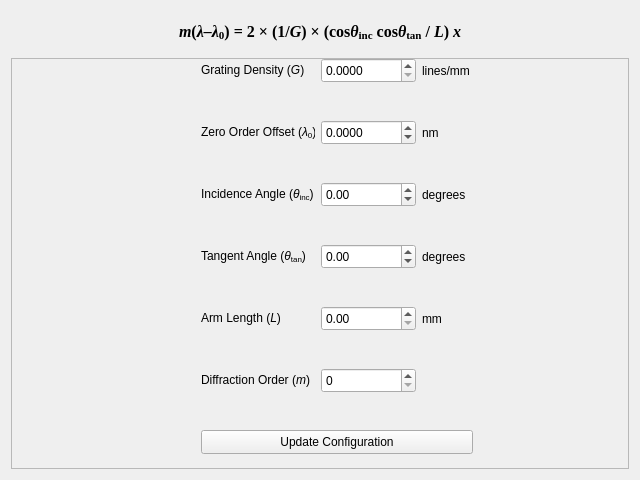
First picture: the form in runnable/grating_input.ui, repository mitbailey/driver_converter, before the edit.
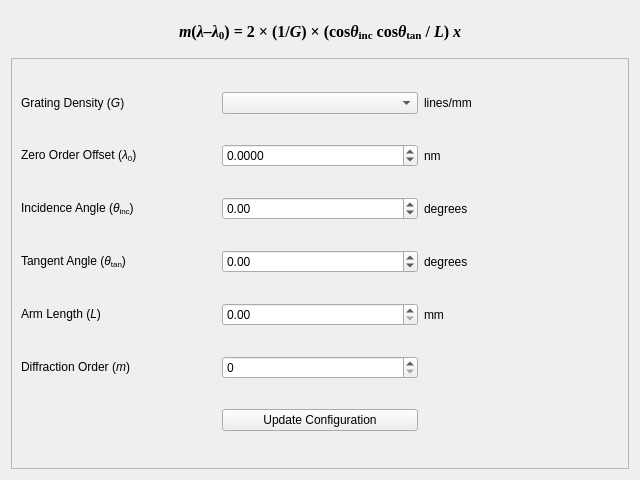
Second picture: the form after the edit.

```diff
--- a/runnable/grating_input.ui
+++ b/runnable/grating_input.ui
@@ -84,255 +84,142 @@
        <property name="frameShadow">
         <enum>QFrame::Raised</enum>
        </property>
-       <widget class="QLabel" name="label_7">
-        <property name="geometry">
-         <rect>
-          <x>411</x>
-          <y>62</y>
-          <width>51</width>
-          <height>25</height>
-         </rect>
-        </property>
-        <property name="text">
-         <string>nm</string>
-        </property>
-       </widget>
-       <widget class="QLabel" name="label_4">
-        <property name="geometry">
-         <rect>
-          <x>190</x>
-          <y>248</y>
-          <width>114</width>
-          <height>25</height>
-         </rect>
-        </property>
-        <property name="text">
-         <string>Arm Length (&lt;i&gt;L&lt;/i&gt;)</string>
-        </property>
-       </widget>
-       <widget class="QDoubleSpinBox" name="arm_length_in">
-        <property name="geometry">
-         <rect>
-          <x>310</x>
-          <y>248</y>
-          <width>95</width>
-          <height>25</height>
-         </rect>
+       <layout class="QGridLayout" name="gridLayout_2">
+        <item row="1" column="1">
+         <widget class="QDoubleSpinBox" name="zero_offset_in">
+          <property name="decimals">
+           <number>4</number>
+          </property>
+          <property name="minimum">
+           <double>-500000.000000000000000</double>
         </property>
         <property name="maximum">
          <double>500000.000000000000000</double>
         </property>
        </widget>
-       <widget class="QLabel" name="label_6">
-        <property name="geometry">
-         <rect>
-          <x>411</x>
-          <y>0</y>
-          <width>51</width>
-          <height>25</height>
-         </rect>
-        </property>
-        <property name="text">
-         <string>lines/mm</string>
-        </property>
-       </widget>
-       <widget class="QLabel" name="label_11">
-        <property name="geometry">
-         <rect>
-          <x>411</x>
-          <y>186</y>
-          <width>51</width>
-          <height>25</height>
-         </rect>
-        </property>
+        </item>
+        <item row="2" column="2">
+         <widget class="QLabel" name="label_8">
         <property name="text">
          <string>degrees</string>
         </property>
        </widget>
-       <widget class="QLabel" name="label">
-        <property name="geometry">
-         <rect>
-          <x>190</x>
-          <y>0</y>
-          <width>114</width>
-          <height>25</height>
-         </rect>
-        </property>
-        <property name="text">
-         <string>Grating Density (&lt;i&gt;G&lt;/i&gt;)</string>
-        </property>
-       </widget>
+        </item>
+        <item row="3" column="0">
        <widget class="QLabel" name="label_10">
-        <property name="geometry">
-         <rect>
-          <x>190</x>
-          <y>186</y>
-          <width>114</width>
-          <height>25</height>
-         </rect>
-        </property>
         <property name="text">
          <string>Tangent Angle (&lt;i&gt;&amp;theta;&lt;/i&gt;&lt;sub&gt;tan&lt;/sub&gt;)</string>
         </property>
        </widget>
+        </item>
+        <item row="4" column="2">
        <widget class="QLabel" name="label_9">
-        <property name="geometry">
-         <rect>
-          <x>411</x>
-          <y>248</y>
-          <width>51</width>
-          <height>25</height>
-         </rect>
-        </property>
         <property name="text">
          <string>mm</string>
         </property>
        </widget>
+        </item>
+        <item row="0" column="0">
+         <widget class="QLabel" name="label">
+          <property name="text">
+           <string>Grating Density (&lt;i&gt;G&lt;/i&gt;)</string>
+          </property>
+         </widget>
+        </item>
+        <item row="0" column="2">
+         <widget class="QLabel" name="label_6">
+          <property name="text">
+           <string>lines/mm</string>
+          </property>
+         </widget>
+        </item>
+        <item row="2" column="0">
+         <widget class="QLabel" name="label_3">
+          <property name="text">
+           <string>Incidence Angle (&lt;i&gt;&amp;theta;&lt;/i&gt;&lt;sub&gt;inc&lt;/sub&gt;)</string>
+          </property>
+         </widget>
+        </item>
+        <item row="4" column="0">
+         <widget class="QLabel" name="label_4">
+          <property name="text">
+           <string>Arm Length (&lt;i&gt;L&lt;/i&gt;)</string>
+          </property>
+         </widget>
+        </item>
+        <item row="4" column="1">
+         <widget class="QDoubleSpinBox" name="arm_length_in">
+          <property name="maximum">
+           <double>500000.000000000000000</double>
+          </property>
+         </widget>
+        </item>
+        <item row="5" column="0">
        <widget class="QLabel" name="label_5">
-        <property name="geometry">
-         <rect>
-          <x>190</x>
-          <y>310</y>
-          <width>114</width>
-          <height>25</height>
-         </rect>
-        </property>
         <property name="text">
          <string>Diffraction Order (&lt;i&gt;m&lt;/i&gt;)</string>
         </property>
        </widget>
-       <widget class="QDoubleSpinBox" name="incidence_angle_in">
-        <property name="geometry">
-         <rect>
-          <x>310</x>
-          <y>124</y>
-          <width>95</width>
-          <height>25</height>
-         </rect>
-        </property>
-        <property name="minimum">
-         <double>-90.000000000000000</double>
-        </property>
-        <property name="maximum">
-         <double>90.000000000000000</double>
-        </property>
-       </widget>
-       <widget class="QDoubleSpinBox" name="tangent_angle_in">
-        <property name="geometry">
-         <rect>
-          <x>310</x>
-          <y>186</y>
-          <width>95</width>
-          <height>25</height>
-         </rect>
-        </property>
-        <property name="minimum">
-         <double>-90.000000000000000</double>
-        </property>
-        <property name="maximum">
-         <double>90.000000000000000</double>
-        </property>
-       </widget>
-       <widget class="QDoubleSpinBox" name="zero_offset_in">
-        <property name="geometry">
-         <rect>
-          <x>310</x>
-          <y>62</y>
-          <width>95</width>
-          <height>25</height>
-         </rect>
-        </property>
+        </item>
+        <item row="1" column="2">
+         <widget class="QLabel" name="label_7">
+          <property name="text">
+           <string>nm</string>
+          </property>
+         </widget>
+        </item>
+        <item row="5" column="1">
+         <widget class="QDoubleSpinBox" name="diff_order_in">
         <property name="decimals">
-         <number>4</number>
-        </property>
-        <property name="minimum">
-         <double>-500000.000000000000000</double>
-        </property>
-        <property name="maximum">
-         <double>500000.000000000000000</double>
-        </property>
-       </widget>
+           <number>0</number>
+          </property>
+         </widget>
+        </item>
+        <item row="1" column="0">
        <widget class="QLabel" name="label_2">
-        <property name="geometry">
-         <rect>
-          <x>190</x>
-          <y>62</y>
-          <width>114</width>
-          <height>25</height>
-         </rect>
-        </property>
         <property name="text">
          <string>Zero Order Offset (&lt;i&gt;&amp;lambda;&lt;/i&gt;&lt;sub&gt;0&lt;/sub&gt;)</string>
         </property>
        </widget>
-       <widget class="QLabel" name="label_8">
-        <property name="geometry">
-         <rect>
-          <x>411</x>
-          <y>124</y>
-          <width>51</width>
-          <height>25</height>
-         </rect>
-        </property>
+        </item>
+        <item row="2" column="1">
+         <widget class="QDoubleSpinBox" name="incidence_angle_in">
+          <property name="minimum">
+           <double>-90.000000000000000</double>
+          </property>
+          <property name="maximum">
+           <double>90.000000000000000</double>
+          </property>
+         </widget>
+        </item>
+        <item row="3" column="1">
+         <widget class="QDoubleSpinBox" name="tangent_angle_in">
+          <property name="minimum">
+           <double>-90.000000000000000</double>
+          </property>
+          <property name="maximum">
+           <double>90.000000000000000</double>
+          </property>
+         </widget>
+        </item>
+        <item row="3" column="2">
+         <widget class="QLabel" name="label_11">
         <property name="text">
          <string>degrees</string>
         </property>
        </widget>
+        </item>
+        <item row="0" column="1">
+         <widget class="QComboBox" name="grating_combo_2"/>
+        </item>
+        <item row="6" column="1">
        <widget class="QPushButton" name="update_conf_btn">
-        <property name="geometry">
-         <rect>
-          <x>190</x>
-          <y>372</y>
-          <width>272</width>
-          <height>24</height>
-         </rect>
-        </property>
         <property name="text">
          <string>Update Configuration</string>
         </property>
        </widget>
-       <widget class="QDoubleSpinBox" name="grating_density_in">
-        <property name="geometry">
-         <rect>
-          <x>310</x>
-          <y>0</y>
-          <width>95</width>
-          <height>25</height>
-         </rect>
-        </property>
-        <property name="decimals">
-         <number>4</number>
-        </property>
-        <property name="maximum">
-         <double>500000.000000000000000</double>
-        </property>
-       </widget>
-       <widget class="QLabel" name="label_3">
-        <property name="geometry">
-         <rect>
-          <x>190</x>
-          <y>124</y>
-          <width>114</width>
-          <height>25</height>
-         </rect>
-        </property>
-        <property name="text">
-         <string>Incidence Angle (&lt;i&gt;&amp;theta;&lt;/i&gt;&lt;sub&gt;inc&lt;/sub&gt;)</string>
-        </property>
-       </widget>
-       <widget class="QDoubleSpinBox" name="diff_order_in">
-        <property name="geometry">
-         <rect>
-          <x>310</x>
-          <y>310</y>
-          <width>95</width>
-          <height>25</height>
-         </rect>
-        </property>
-        <property name="decimals">
-         <number>0</number>
-        </property>
-       </widget>
+        </item>
+       </layout>
       </widget>
      </item>
     </layout>
```
Left out of the diff: 5 changed lines with no effect on the pictures. Lines whose indentation alone changed are shown as unchanged.
